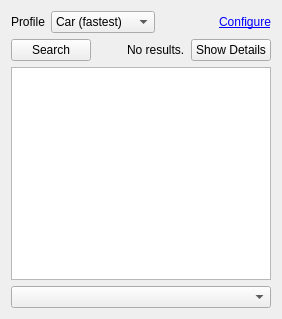
Qt form src/lib/routing/RoutingWidget.ui (KDE/marble) before a commit.
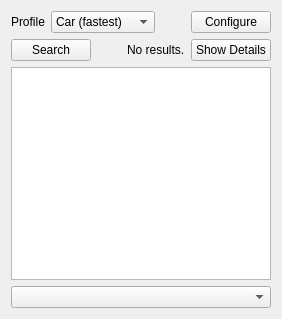
The same form after that commit.

Commit message:
Use a push button instead of a link for consistency.
Strips html from the translated string. The resulting string is
used elsewhere in Marble already, so it won't appear as a new string.

Diff of the .ui file:
```diff
--- a/src/lib/routing/RoutingWidget.ui
+++ b/src/lib/routing/RoutingWidget.ui
@@ -61,15 +61,9 @@
       </spacer>
      </item>
      <item>
-      <widget class="QLabel" name="optionsLabel">
-       <property name="toolTip">
-        <string>Show or hide routing options</string>
-       </property>
+      <widget class="QPushButton" name="configureButton">
        <property name="text">
-        <string>&lt;a href=&quot;http://edu.kde.org&quot;&gt;Configure&lt;/a&gt;</string>
-       </property>
-       <property name="textFormat">
-        <enum>Qt::RichText</enum>
+        <string>Configure</string>
        </property>
       </widget>
      </item>
```
The commit also changes 1 other file.
